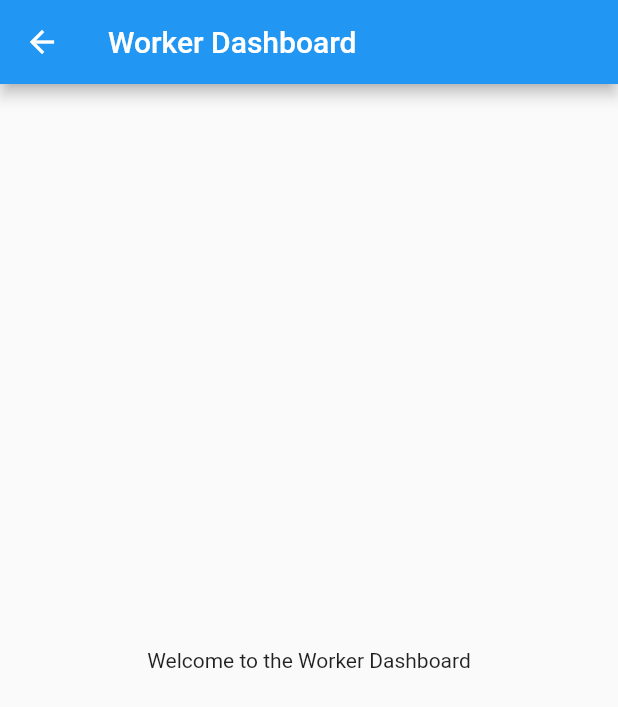
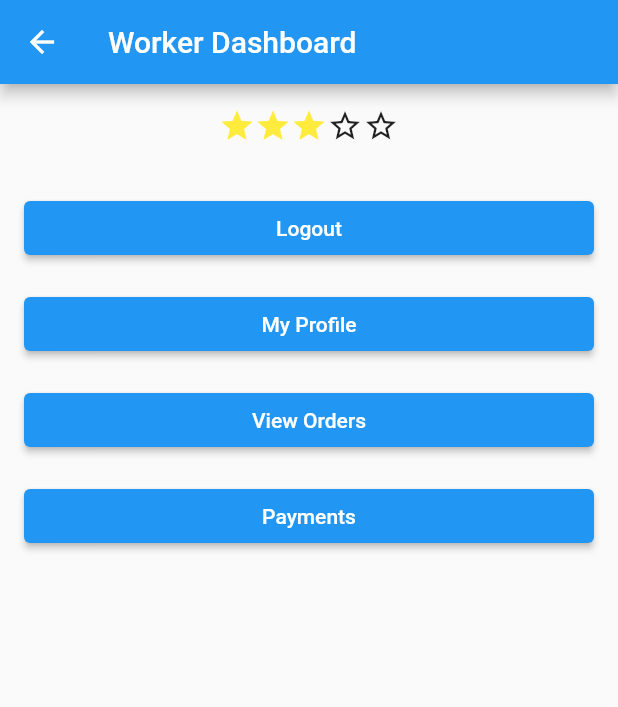
Before and after one commit to BrownYoga/Work-For-Me, a Flutter app: the WorkerDashboard screen opened by its route, on a phone screen of 412 x 824 dp. Shown: the top 707 px of the screen. Run offline on Flutter 3.47's test engine with Material 2 defaults, Android fonts, the phone set to English and light mode, and no system bars; our stand-ins replace flutter_spinkit, image_picker.

Commit message:
create the worker dashboard

```diff
--- a/work_for_me/lib/worker/worker_dashboard.dart
+++ b/work_for_me/lib/worker/worker_dashboard.dart
@@ -9,8 +9,58 @@ class WorkerDashboard extends StatelessWidget {
       appBar: AppBar(
         title: const Text('Worker Dashboard'),
       ),
-      body: const Center(
-        child: Text('Welcome to the Worker Dashboard'),
+      body: Padding(
+        padding: const EdgeInsets.all(16.0),
+        child: Column(
+          crossAxisAlignment: CrossAxisAlignment.center,
+          children: [
+            // Star Rating Row
+            Row(
+              mainAxisAlignment: MainAxisAlignment.center,
+              children: [
+                Icon(Icons.star, color: Colors.yellow),
+                Icon(Icons.star, color: Colors.yellow),
+                Icon(Icons.star, color: Colors.yellow),
+                Icon(Icons.star_border),
+                Icon(Icons.star_border),
+              ],
+            ),
+            const SizedBox(height: 32),
+            // Buttons Column
+            Column(
+              crossAxisAlignment: CrossAxisAlignment.stretch,
+              children: [
+                ElevatedButton(
+                  onPressed: () {
+                    // Implement logic here
+                  },
+                  child: const Text('Logout'),
+                ),
+                const SizedBox(height: 16),
+                ElevatedButton(
+                  onPressed: () {
+                    // Implement logic here
+                  },
+                  child: const Text('My Profile'),
+                ),
+                const SizedBox(height: 16),
+                ElevatedButton(
+                  onPressed: () {
+                    // Implement logic here
+                  },
+                  child: const Text('View Orders'),
+                ),
+                const SizedBox(height: 16),
+                ElevatedButton(
+                  onPressed: () {
+                    // Implement logic here
+                  },
+                  child: const Text('Payments'),
+                ),
+              ],
+            ),
+          ],
+        ),
       ),
     );
   }
```
Also changed, not shown: 1 other file.
